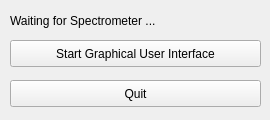
sdickreuter/SCNR2, file gui/launcher_main.ui: the form before one commit.
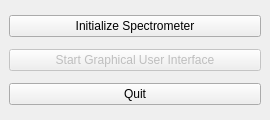
The form after the commit.

Commit message: reorganized launcher

```diff
--- a/gui/launcher_main.ui
+++ b/gui/launcher_main.ui
@@ -35,45 +35,32 @@
    <string>SCNR2 Launcher</string>
   </property>
   <widget class="QWidget" name="centralwidget">
-   <widget class="QLabel" name="status">
-    <property name="geometry">
-     <rect>
-      <x>10</x>
-      <y>10</y>
-      <width>241</width>
-      <height>21</height>
-     </rect>
-    </property>
+   <layout class="QVBoxLayout" name="verticalLayout">
+    <item>
+     <widget class="QPushButton" name="spectrometerButton">
     <property name="text">
-     <string>Waiting for Spectrometer ...</string>
-    </property>
-   </widget>
+       <string>Initialize Spectrometer</string>
+      </property>
+     </widget>
+    </item>
+    <item>
    <widget class="QPushButton" name="startButton">
-    <property name="geometry">
-     <rect>
-      <x>10</x>
-      <y>40</y>
-      <width>251</width>
-      <height>27</height>
-     </rect>
+      <property name="enabled">
+       <bool>false</bool>
     </property>
     <property name="text">
      <string>Start Graphical User Interface</string>
     </property>
    </widget>
+    </item>
+    <item>
    <widget class="QPushButton" name="quitButton">
-    <property name="geometry">
-     <rect>
-      <x>10</x>
-      <y>80</y>
-      <width>251</width>
-      <height>27</height>
-     </rect>
-    </property>
     <property name="text">
      <string>Quit</string>
     </property>
    </widget>
+    </item>
+   </layout>
   </widget>
  </widget>
  <resources/>
```
Lines whose indentation alone changed are shown as unchanged. The commit also changes 2 other files.
